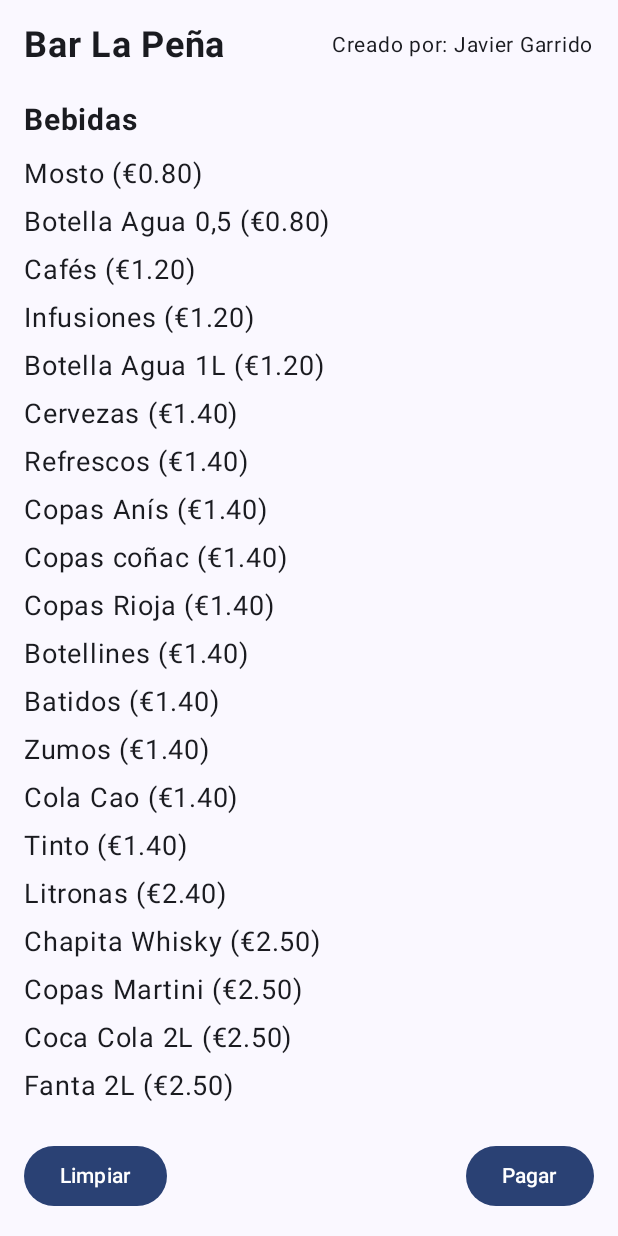
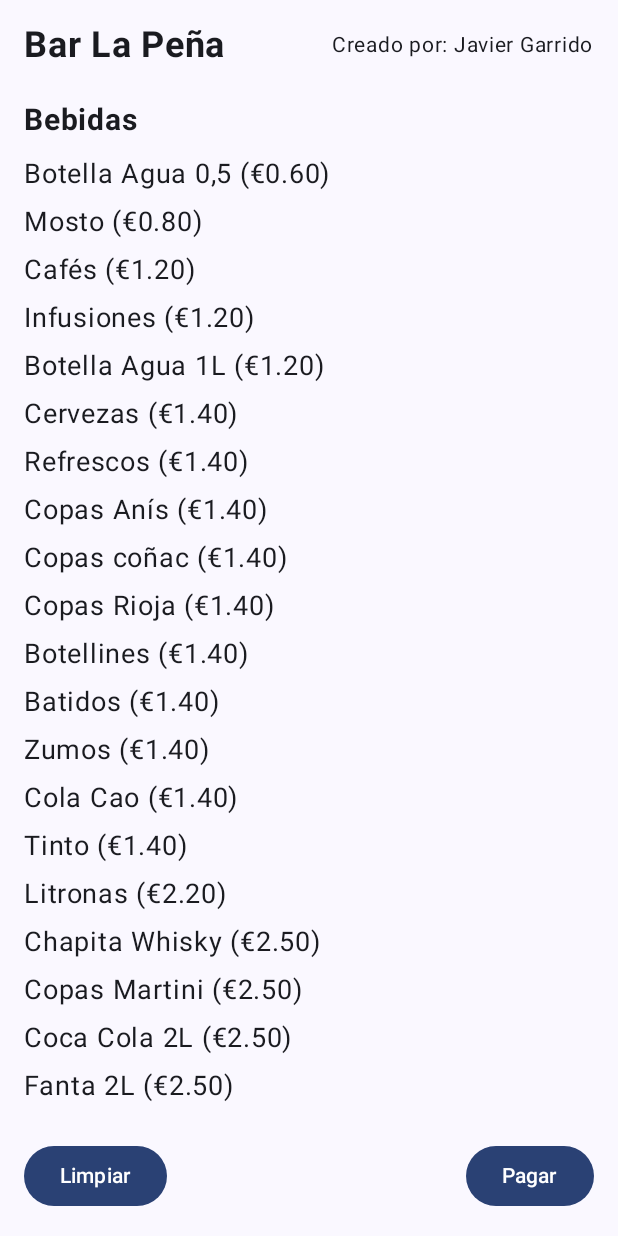
Before and after one commit to JaviGT97/Punto_Venta, an Android app built with Jetpack Compose: the screen it shows after launch (MainActivity), on a phone screen of 412 x 824 dp. Run offline under Robolectric (Android 15) with nearby library versions, the phone set to English and light mode, and no system bars.

Commit message:
lista de precios actualizada 11/08/2024

```diff
--- a/app/src/main/java/com/example/puntoventa/MainActivity.kt
+++ b/app/src/main/java/com/example/puntoventa/MainActivity.kt
@@ -87,9 +87,9 @@ fun PuntoDeVentaScreen() {
             "Cola Cao" to 1.40,
             "Mosto" to 0.80,
             "Tinto" to 1.40,
-            "Botella Agua 0,5" to 0.80,
+            "Botella Agua 0,5" to 0.60,
             "Botella Agua 1L" to 1.20,
-            "Litronas" to 2.40,
+            "Litronas" to 2.20,
             "Coca Cola 2L" to 2.50,
             "Fanta 2L" to 2.50,
             "Cubalibre Ginebra" to 5.00,
@@ -102,7 +102,7 @@ fun PuntoDeVentaScreen() {
             "Lomito Pollo" to 2.80,
             "Pinchito Pollo" to 2.80,
             "Serranito de Cerdo" to 6.00,
-            "Serranito de Pollo" to 5.00,
+            "Serranito de Pollo" to 6.00,
             "Pechuga de Pollo" to 6.00,
             "Churrasco" to 7.00,
             "Pez Espada" to 8.00,
```
